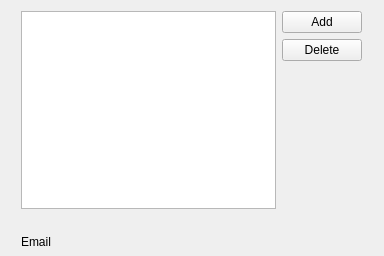
qt-labs/vscodeext, file doc/tutorials/AddressBook/addressbook.ui: the form before one commit.
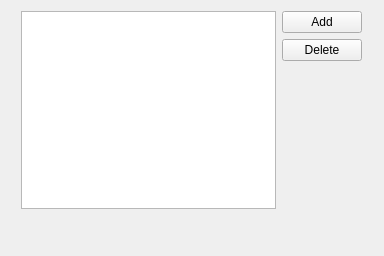
The form after the commit.

Commit message:
Doc: Edit the Qt Widgets Application tutorial
Update the screenshot.

Task-number: VSCODEEXT-163

The edit to the form file:
```diff
--- a/doc/tutorials/AddressBook/addressbook.ui
+++ b/doc/tutorials/AddressBook/addressbook.ui
@@ -67,7 +67,6 @@
     <item row="2" column="0" colspan="2">
      <widget class="QLabel" name="emailLabel">
       <property name="text">
-       <string>Email</string>
       </property>
      </widget>
     </item>
```
The commit also changes 4 other files.
